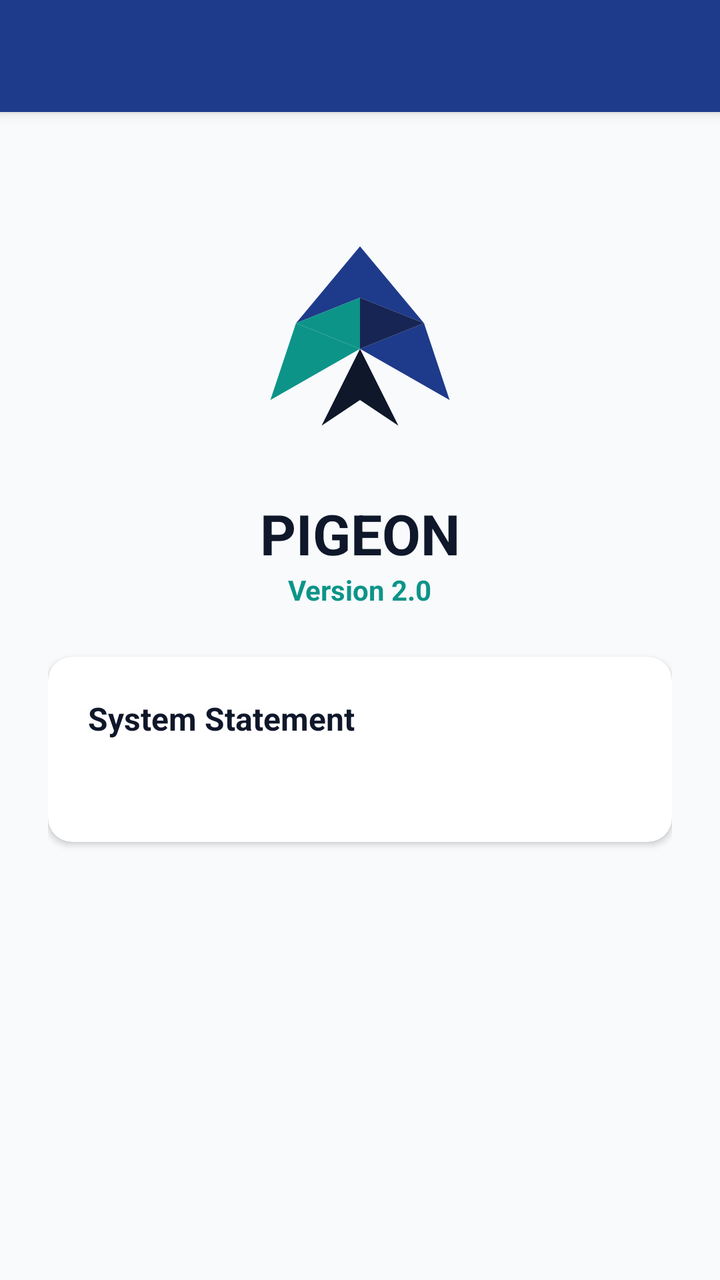
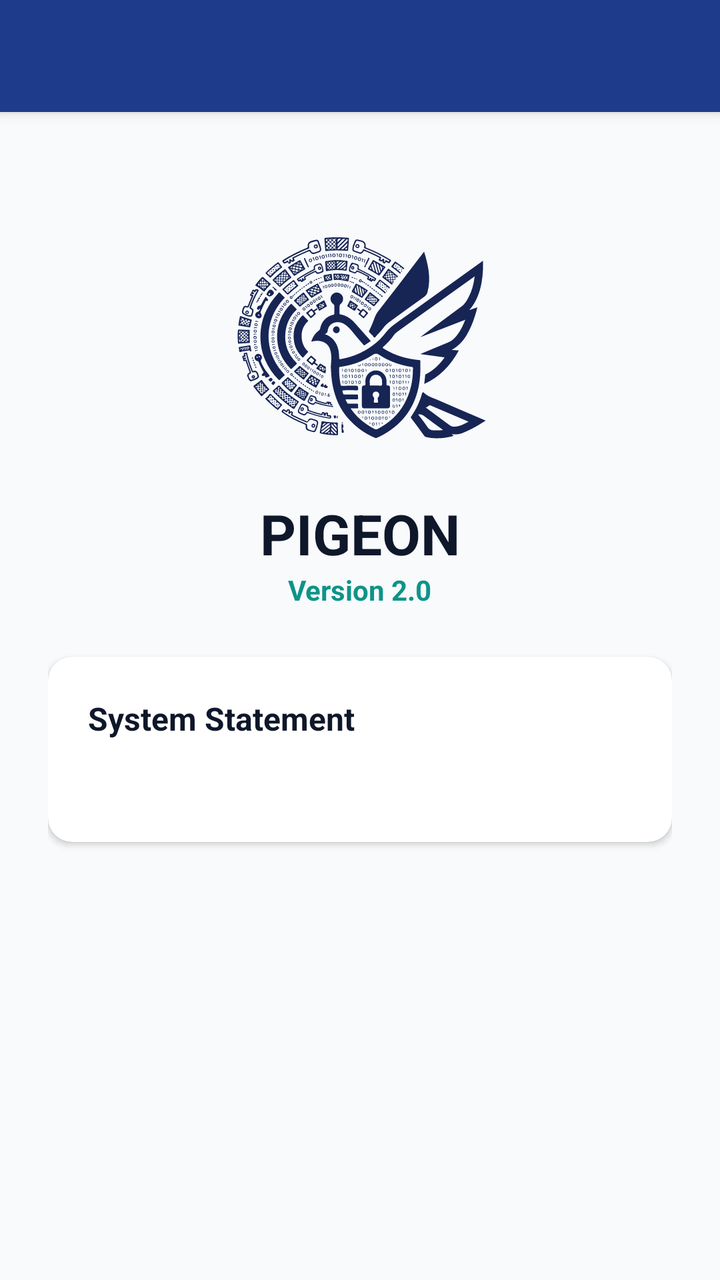

Compare the two renders of this Android layout. The source of the first and the diff that turns it into the second are given below.
<!-- AndroidManifest.xml: application theme Theme.Pigeon -->
<!-- res/layout/activity_about_app.xml -->
<?xml version="1.0" encoding="utf-8"?>
<LinearLayout xmlns:android="http://schemas.android.com/apk/res/android"
    xmlns:app="http://schemas.android.com/apk/res-auto"
    android:layout_width="match_parent"
    android:layout_height="match_parent"
    android:background="@color/colorBackground"
    android:orientation="vertical">

    <androidx.appcompat.widget.Toolbar
        android:id="@+id/toolbar"
        android:layout_width="match_parent"
        android:layout_height="?attr/actionBarSize"
        android:background="@color/colorPrimary"
        android:elevation="4dp"
        android:theme="@style/ThemeOverlay.AppCompat.Dark.ActionBar"
        app:popupTheme="@style/ThemeOverlay.AppCompat.Light" />

    <ScrollView
        android:layout_width="match_parent"
        android:layout_height="0dp"
        android:layout_weight="1"
        android:fillViewport="true">

        <LinearLayout
            android:layout_width="match_parent"
            android:layout_height="wrap_content"
            android:gravity="center_horizontal"
            android:orientation="vertical"
            android:padding="24dp">

            <ImageView
                android:layout_width="128dp"
                android:layout_height="128dp"
                android:layout_marginTop="24dp"
                android:contentDescription="@string/logo_desc"
                android:src="@drawable/ic_pigeon_logo" />

            <TextView
                style="@style/PigeonText"
                android:layout_width="wrap_content"
                android:layout_height="wrap_content"
                android:layout_marginTop="16dp"
                android:text="@string/app_name"
                android:textSize="28sp"
                android:textStyle="bold" />

            <TextView
                style="@style/PigeonText"
                android:layout_width="wrap_content"
                android:layout_height="wrap_content"
                android:text="@string/app_version"
                android:textColor="@color/colorAccent"
                android:textSize="14sp"
                android:textStyle="bold" />

            <com.google.android.material.card.MaterialCardView
                style="@style/PigeonCard"
                android:layout_width="match_parent"
                android:layout_height="wrap_content"
                android:layout_marginTop="24dp">

                <LinearLayout
                    android:layout_width="match_parent"
                    android:layout_height="wrap_content"
                    android:orientation="vertical"
                    android:padding="20dp">

                    <TextView
                        style="@style/PigeonText"
                        android:layout_width="wrap_content"
                        android:layout_height="wrap_content"
                        android:text="System Statement"
                        android:textSize="16sp"
                        android:textStyle="bold" />

                    <TextView
                        android:id="@+id/tvAboutAppDesc"
                        style="@style/PigeonText"
                        android:layout_width="match_parent"
                        android:layout_height="wrap_content"
                        android:layout_marginTop="12dp"
                        android:lineSpacingMultiplier="1.3"
                        android:textColor="@color/colorOnSurface"
                        android:textSize="14sp" />
                </LinearLayout>
            </com.google.android.material.card.MaterialCardView>

        </LinearLayout>
    </ScrollView>
</LinearLayout>
<!-- resources referenced by this layout -->
<resources>
  <color name="colorAccent">#0D9488</color>
  <color name="colorBackground">#F8FAFC</color>
  <color name="colorOnSurface">#475569</color>
  <color name="colorPrimary">#1E3A8A</color>
  <!-- drawable ic_pigeon_logo (drawable) -->
  <?xml version="1.0" encoding="utf-8"?>
  <vector xmlns:android="http://schemas.android.com/apk/res/android"
      android:width="128dp"
      android:height="128dp"
      android:viewportWidth="100"
      android:viewportHeight="100">
      <path
          android:fillColor="#1E3A8A"
          android:pathData="M50,15 L25,45 L50,35 L75,45 Z" />
      <path
          android:fillColor="#0D9488"
          android:pathData="M25,45 L15,75 L50,55 Z" />
      <path
          android:fillColor="#1E3A8A"
          android:pathData="M75,45 L85,75 L50,55 Z" />
      <path
          android:fillColor="#0D9488"
          android:pathData="M50,35 L50,55 L25,45 Z" />
      <path
          android:fillColor="#172554"
          android:pathData="M50,35 L50,55 L75,45 Z" />
      <path
          android:fillColor="#0F172A"
          android:pathData="M50,55 L35,85 L50,75 L65,85 Z" />
  </vector>
  <string name="app_name">PIGEON</string>
  <string name="app_version">Version 2.0</string>
  <string name="logo_desc">PIGEON logo</string>
  <style name="PigeonCard" parent="Widget.MaterialComponents.CardView">
          <item name="cardBackgroundColor">@color/colorCardBg</item>
          <item name="cardCornerRadius">12dp</item>
          <item name="cardElevation">2dp</item>
      </style>
  <style name="PigeonText" parent="android:Widget.TextView">
          <item name="android:textColor">@color/colorOnBackground</item>
      </style>
  <style name="Theme.Pigeon" parent="Theme.MaterialComponents.Light.NoActionBar">
          <item name="colorPrimary">@color/colorPrimary</item>
          <item name="colorPrimaryDark">@color/colorPrimaryDark</item>
          <item name="colorAccent">@color/colorAccent</item>
          <item name="android:windowBackground">@color/colorBackground</item>
          <item name="android:keepScreenOn">true</item>
      </style>
  <color name="colorCardBg">#FFFFFF</color>
  <color name="colorOnBackground">#0F172A</color>
  <color name="colorPrimaryDark">#172554</color>
</resources>

<!-- the commit's change to res/layout/activity_about_app.xml (unified diff, before → after) -->
@@ -33,7 +33,8 @@
                 android:layout_height="128dp"
                 android:layout_marginTop="24dp"
                 android:contentDescription="@string/logo_desc"
-                android:src="@drawable/ic_pigeon_logo" />
+                android:src="@drawable/logo"
+                app:tint="@color/colorPrimaryDark" />
 
             <TextView
                 style="@style/PigeonText"
<!-- resource entries referenced after the edit -->
@@ -4,32 +4,6 @@
   <color name="colorBackground">#F8FAFC</color>
   <color name="colorOnSurface">#475569</color>
   <color name="colorPrimary">#1E3A8A</color>
-  <!-- drawable ic_pigeon_logo (drawable) -->
-  <?xml version="1.0" encoding="utf-8"?>
-  <vector xmlns:android="http://schemas.android.com/apk/res/android"
-      android:width="128dp"
-      android:height="128dp"
-      android:viewportWidth="100"
-      android:viewportHeight="100">
-      <path
-          android:fillColor="#1E3A8A"
-          android:pathData="M50,15 L25,45 L50,35 L75,45 Z" />
-      <path
-          android:fillColor="#0D9488"
-          android:pathData="M25,45 L15,75 L50,55 Z" />
-      <path
-          android:fillColor="#1E3A8A"
-          android:pathData="M75,45 L85,75 L50,55 Z" />
-      <path
-          android:fillColor="#0D9488"
-          android:pathData="M50,35 L50,55 L25,45 Z" />
-      <path
-          android:fillColor="#172554"
-          android:pathData="M50,35 L50,55 L75,45 Z" />
-      <path
-          android:fillColor="#0F172A"
-          android:pathData="M50,55 L35,85 L50,75 L65,85 Z" />
-  </vector>
   <string name="app_name">PIGEON</string>
   <string name="app_version">Version 2.0</string>
   <string name="logo_desc">PIGEON logo</string>
@@ -51,5 +25,6 @@
   <color name="colorCardBg">#FFFFFF</color>
   <color name="colorOnBackground">#0F172A</color>
   <color name="colorPrimaryDark">#172554</color>
+  <!-- drawable logo: vector/xml drawable (drawable, 168695 chars, omitted) -->
 </resources>
 
